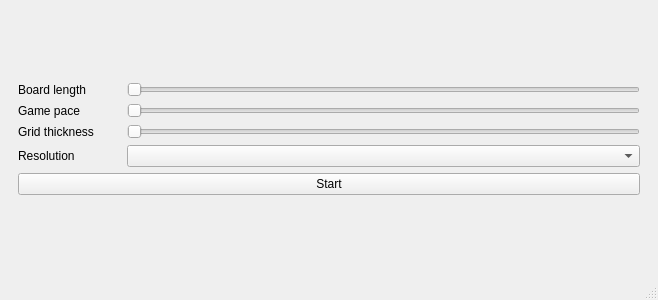
Above: mainwindow.ui from KrzysztofG02/Snake before the change. Below: the same form after it.
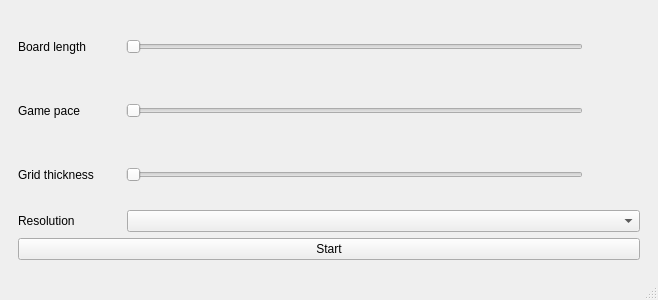
That is the form after the change.

Commit message: added labels to mainwindow's sliders

```diff
--- a/mainwindow.ui
+++ b/mainwindow.ui
@@ -30,7 +30,7 @@
        <item>
         <layout class="QVBoxLayout" name="verticalLayout">
          <item>
-          <layout class="QHBoxLayout" name="horizontalLayout_3" stretch="1,5">
+          <layout class="QHBoxLayout" name="horizontalLayout_3" stretch="2,9,1">
            <item>
             <widget class="QLabel" name="label">
              <property name="sizePolicy">
@@ -66,10 +66,17 @@
              </property>
             </widget>
            </item>
+           <item>
+            <widget class="QLabel" name="boardLengthLabel">
+             <property name="text">
+              <string/>
+             </property>
+            </widget>
+           </item>
           </layout>
          </item>
          <item>
-          <layout class="QHBoxLayout" name="horizontalLayout_4" stretch="1,5">
+          <layout class="QHBoxLayout" name="horizontalLayout_4" stretch="2,9,1">
            <item>
             <widget class="QLabel" name="label_2">
              <property name="text">
@@ -99,10 +106,17 @@
              </property>
             </widget>
            </item>
+           <item>
+            <widget class="QLabel" name="gameIntervalLabel">
+             <property name="text">
+              <string/>
+             </property>
+            </widget>
+           </item>
           </layout>
          </item>
          <item>
-          <layout class="QHBoxLayout" name="horizontalLayout_5" stretch="1,5">
+          <layout class="QHBoxLayout" name="horizontalLayout_5" stretch="2,9,1">
            <property name="sizeConstraint">
             <enum>QLayout::SizeConstraint::SetDefaultConstraint</enum>
            </property>
@@ -129,6 +143,13 @@
              </property>
             </widget>
            </item>
+           <item>
+            <widget class="QLabel" name="lineThicknessLabel">
+             <property name="text">
+              <string/>
+             </property>
+            </widget>
+           </item>
           </layout>
          </item>
          <item>
```
The commit also changes 1 other file.
